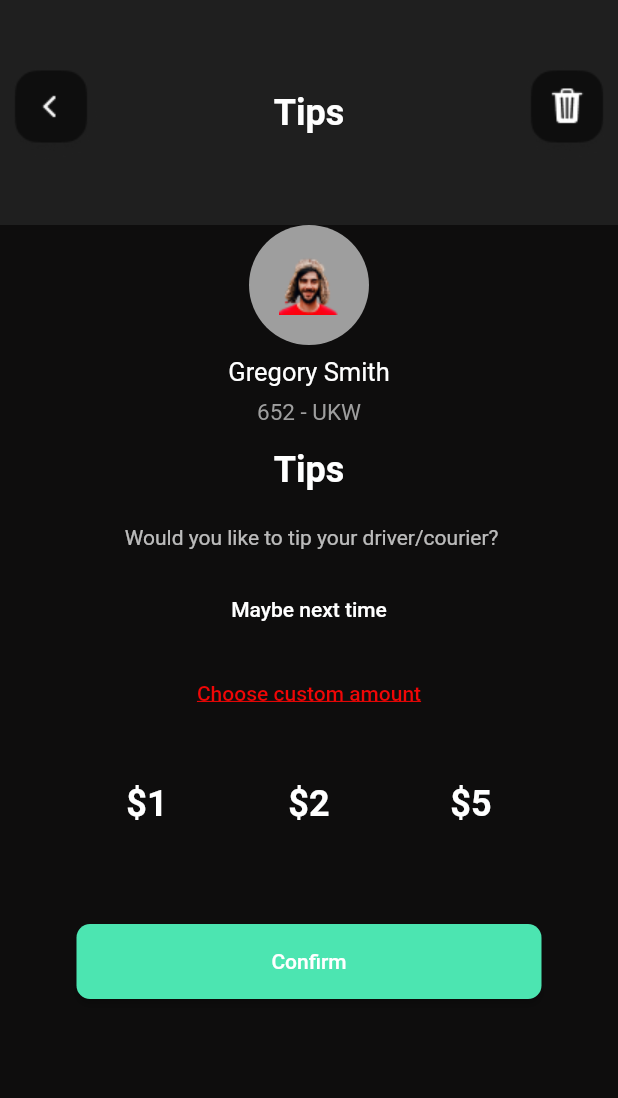
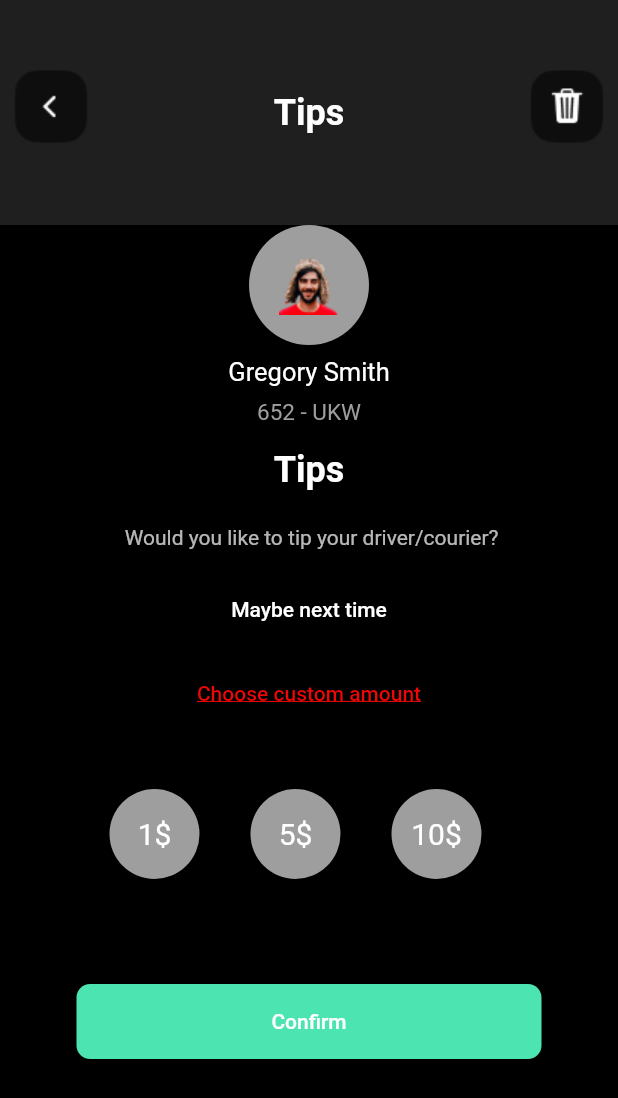
Before and after one commit to maramHasri/course_, a Flutter app: the screen it shows after launch, after a tap on "Confirm", on a phone screen of 412 x 824 dp. Shown: the top 1098 px of the screen. Run offline on Flutter 3.47's test engine with Material 2 defaults, Android fonts, the phone set to English and light mode, and no system bars; our stand-ins replace flutter_rating_bar.

Commit message:
update of rating

```diff
--- a/lib/pages/page1.dart
+++ b/lib/pages/page1.dart
@@ -105,17 +105,15 @@ class page_one extends StatelessWidget {
               ),
             ),
           ),
-          Padding(
-            padding: const EdgeInsets.only(top: 30),
-            child: MaterialButton(
+          MaterialButton(
             height: 50,
             padding: EdgeInsets.symmetric(vertical: 10, horizontal: 20),
             shape: RoundedRectangleBorder(
               borderRadius: BorderRadius.circular(9),
             ),
             onPressed: () {
-                Navigator.push(context,
-                    MaterialPageRoute(builder: (context) => page_two()));
+              Navigator.push(
+                  context, MaterialPageRoute(builder: (context) => page_two()));
             },
             color: Color(0xff4CE5B1),
             minWidth: 310,
@@ -124,7 +122,6 @@ class page_one extends StatelessWidget {
               style: TextStyle(color: Colors.white),
             ),
           ),
-          ),
         ],
       ),
     );
--- a/lib/pages/page2.dart
+++ b/lib/pages/page2.dart
@@ -1,13 +1,43 @@
 import 'package:flutter/material.dart';
 import 'package:rating/pages/page3.dart';
 
-class page_two extends StatelessWidget {
+class page_two extends StatefulWidget {
   const page_two({super.key});
+
+  @override
+  State<page_two> createState() => _page_twoState();
+}
+
+class ChoiceItem {
+  final String title;
+  bool isSelected;
+  ChoiceItem({required this.title, this.isSelected = false});
+}
+
+class _page_twoState extends State<page_two> {
+  List<ChoiceItem> choices = [
+    ChoiceItem(title: '1\$'),
+    ChoiceItem(title: '5\$'),
+    ChoiceItem(title: '10\$'),
+  ];
+
+  int isSelected = -1;
+
+  void selectChoice(int index) {
+    setState(() {
+      choices.forEach((choice) {
+        choice.isSelected = false;
+      });
+
+      // Select the chosen choice
+      choices[index].isSelected = true;
+    });
+  }
 
   @override
   Widget build(BuildContext context) {
     return Scaffold(
-      backgroundColor: Color.fromARGB(255, 14, 13, 13),
+      backgroundColor: Color.fromARGB(255, 0, 0, 0),
       body: Column(
         children: [
           Stack(
@@ -21,6 +51,8 @@ class page_two extends StatelessWidget {
                   children: [
                     InkWell(
                         onTap: () {
+                          // lis.removeAt(index);
+                          // lis.insert(index, element);
                           Navigator.pop(context);
                         },
                         child: Image.asset('assets/Frame 12.png')),
@@ -92,49 +124,33 @@ class page_two extends StatelessWidget {
               )),
           Padding(
             padding: const EdgeInsets.all(20),
-            child: Row(
-              mainAxisAlignment: MainAxisAlignment.spaceEvenly,
-              children: [
-                InkWell(
-                  onTap: () {},
+            child: SizedBox(
+                height: 100,
+                width: 300,
+                child: ListView.builder(
+                  scrollDirection: Axis.horizontal,
+                  itemCount: choices.length,
+                  itemBuilder: (BuildContext context, int index) {
+                    return GestureDetector(
+                      onTap: () {
+                        selectChoice(index);
+                      },
+                      child: Padding(
+                        padding: EdgeInsets.symmetric(horizontal: 17),
                         child: CircleAvatar(
-                    backgroundColor: const Color.fromARGB(0, 255, 193, 7),
                           radius: 30,
+                          backgroundColor: choices[index].isSelected
+                              ? Color(0xff4CE5B1)
+                              : Colors.grey,
                           child: Text(
-                      "\$1",
-                      style: TextStyle(
-                          fontSize: 24,
-                          color: Colors.white,
-                          fontWeight: FontWeight.w600),
+                            choices[index].title,
+                            style: TextStyle(color: Colors.white, fontSize: 20),
                           ),
                         ),
                       ),
-                InkWell(
-                  onTap: () {},
-                  child: CircleAvatar(
-                    backgroundColor: const Color.fromARGB(0, 255, 193, 7),
-                    radius: 30,
-                    child: Text("\$2",
-                        style: TextStyle(
-                            fontSize: 24,
-                            color: Colors.white,
-                            fontWeight: FontWeight.w600)),
-                  ),
-                ),
-                InkWell(
-                  onTap: () {},
-                  child: CircleAvatar(
-                    backgroundColor: const Color.fromARGB(0, 255, 193, 7),
-                    radius: 30,
-                    child: Text("\$5",
-                        style: TextStyle(
-                            fontSize: 24,
-                            color: Colors.white,
-                            fontWeight: FontWeight.w600)),
-                  ),
-                )
-              ],
-            ),
+                    );
+                  },
+                )),
           ),
           Padding(
             padding: const EdgeInsets.only(top: 30),
--- a/lib/pages/page3.dart
+++ b/lib/pages/page3.dart
@@ -96,7 +96,9 @@ class page_three extends StatelessWidget {
               ],
             ),
           ),
-          ListTile(
+          InkWell(
+            onTap: () {},
+            child: ListTile(
               leading: Icon(
                 Icons.check_circle,
                 color: const Color.fromARGB(255, 65, 33, 243),
@@ -110,7 +112,10 @@ class page_three extends StatelessWidget {
                 style: TextStyle(fontSize: 15, color: Colors.grey),
               ),
             ),
-          ListTile(
+          ),
+          InkWell(
+            onTap: () {},
+            child: ListTile(
               leading: Image.asset("assets/Clip path group.png"),
               title: Text(
                 "coupon",
@@ -121,7 +126,10 @@ class page_three extends StatelessWidget {
                 style: TextStyle(fontSize: 15, color: Colors.grey),
               ),
             ),
-          ListTile(
+          ),
+          InkWell(
+            onTap: () {},
+            child: ListTile(
               leading: Image.asset('assets/Shape (1).png'),
               title: Text(
                 "Crypto",
@@ -132,6 +140,7 @@ class page_three extends StatelessWidget {
                 style: TextStyle(fontSize: 15, color: Colors.grey),
               ),
             ),
+          ),
         ],
       ),
     );
```
Lines whose indentation alone changed are shown as unchanged.
